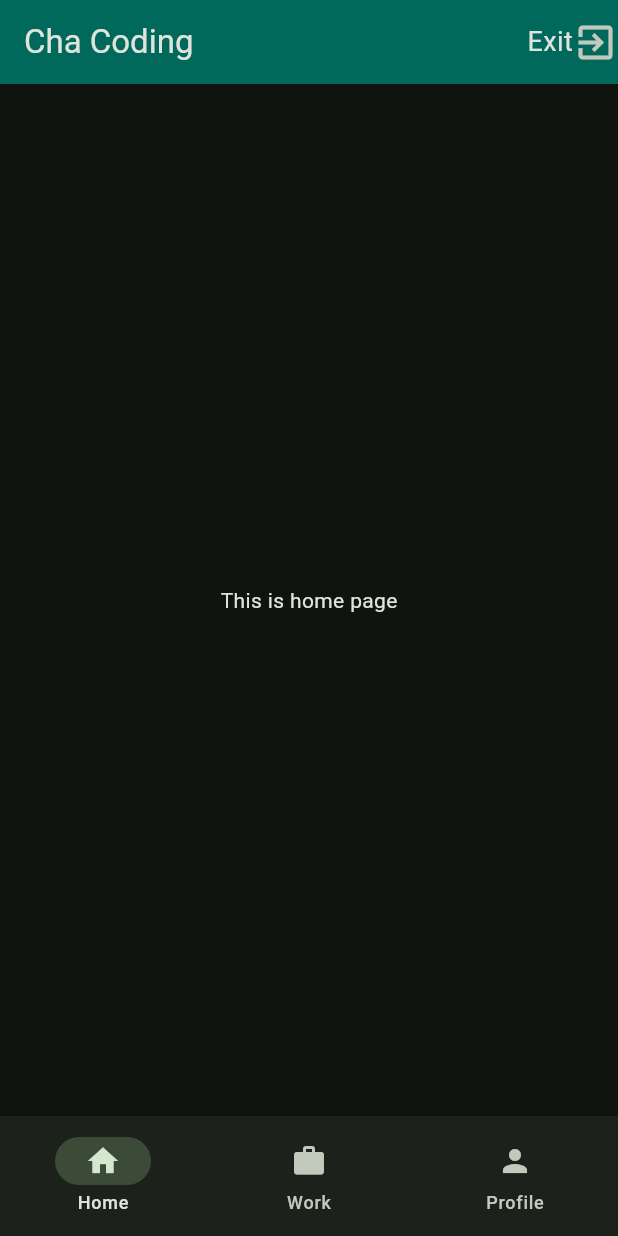
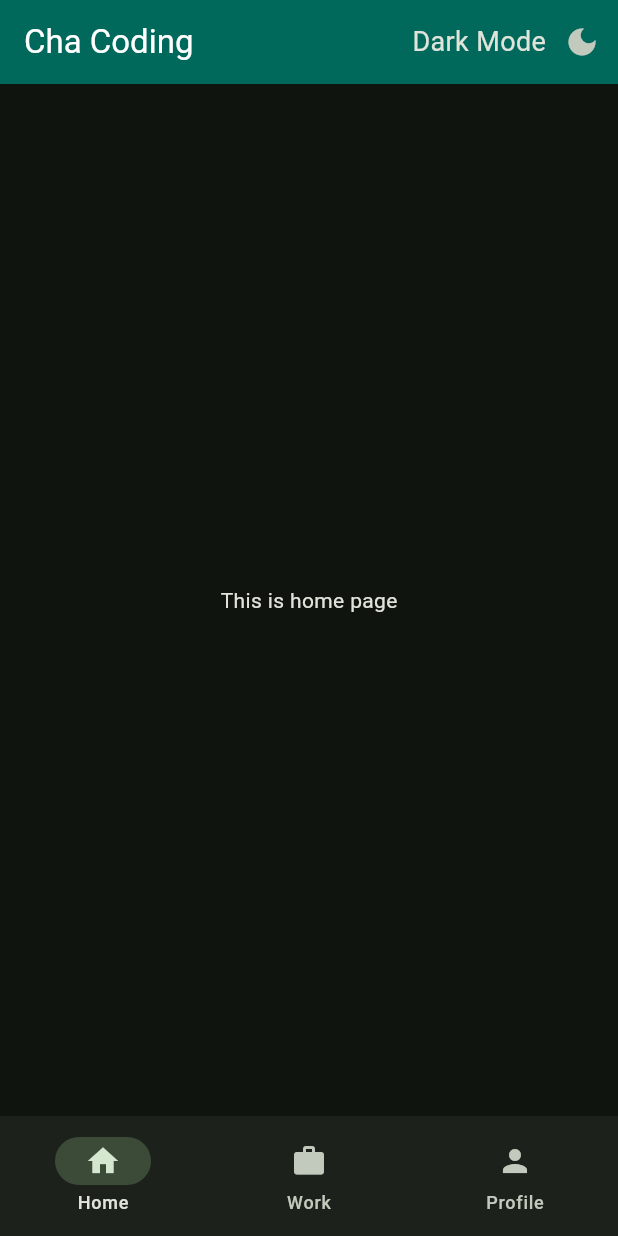
Before and after one commit to iktiarnazib/FlutterTutorials, a Flutter app: the screen it shows after launch, on a phone screen of 412 x 824 dp. Run offline on Flutter 3.47's test engine with Material 3 defaults, Android fonts, the phone set to English and light mode, and no system bars.

Commit message:
Dark Mode

```diff
--- a/lib/data/notifiers.dart
+++ b/lib/data/notifiers.dart
@@ -4,3 +4,4 @@
 import 'package:flutter/material.dart';
 
 ValueNotifier<int> selectedIndexNotifier = ValueNotifier(0);
+ValueNotifier<bool> isDarkModeNotifier = ValueNotifier(true);
--- a/lib/main.dart
+++ b/lib/main.dart
@@ -1,4 +1,5 @@
 import 'package:flutter/material.dart';
+import 'package:news/data/notifiers.dart';
 import 'package:news/views/widget_tree.dart';
 import 'package:news/views/widgets/nav_bar_widget.dart';
 
@@ -21,15 +22,20 @@ class MyApp extends StatefulWidget {
 class _MyAppState extends State<MyApp> {
   @override
   Widget build(BuildContext context) {
+    return ValueListenableBuilder(
+      valueListenable: isDarkModeNotifier,
+      builder: (BuildContext context, dynamic isDarkMode, Widget? child) {
         return MaterialApp(
           debugShowCheckedModeBanner: false,
           theme: ThemeData(
             colorScheme: ColorScheme.fromSeed(
               seedColor: Colors.green,
-          brightness: Brightness.dark,
+              brightness: isDarkMode ? Brightness.dark : Brightness.light,
             ),
           ),
           home: WidgetTree(),
         );
+      },
+    );
   }
 }
--- a/lib/views/widget_tree.dart
+++ b/lib/views/widget_tree.dart
@@ -14,11 +14,39 @@ class WidgetTree extends StatelessWidget {
   Widget build(BuildContext context) {
     return Scaffold(
       appBar: AppBar(
-        title: Text('Cha Coding'),
+        title: ValueListenableBuilder(
+          valueListenable: isDarkModeNotifier,
+          builder: (BuildContext context, dynamic isDarkMode, Widget? child) {
+            return Text('Cha Coding', style: TextStyle(color: Colors.white));
+          },
+        ),
         backgroundColor: Colors.teal[800],
         actions: [
-          Text("Exit", style: TextStyle(fontSize: 18.0)),
-          Icon(Icons.exit_to_app, size: 30.0),
+          ValueListenableBuilder(
+            valueListenable: isDarkModeNotifier,
+            builder: (BuildContext context, dynamic isDarkMode, Widget? child) {
+              return isDarkMode
+                  ? Text("Dark Mode", style: TextStyle(fontSize: 18.0))
+                  : Text(
+                      "Light Mode",
+                      style: TextStyle(fontSize: 18.0, color: Colors.white),
+                    );
+            },
+          ),
+          IconButton(
+            onPressed: () {
+              isDarkModeNotifier.value = !isDarkModeNotifier.value;
+            },
+            icon: ValueListenableBuilder(
+              valueListenable: isDarkModeNotifier,
+              builder:
+                  (BuildContext context, dynamic isDarkMode, Widget? child) {
+                    return isDarkMode
+                        ? Icon(Icons.dark_mode)
+                        : Icon(Icons.light_mode, color: Colors.white);
+                  },
+            ),
+          ),
         ],
       ),
       body: ValueListenableBuilder(
```
Lines whose indentation alone changed are shown as unchanged.
